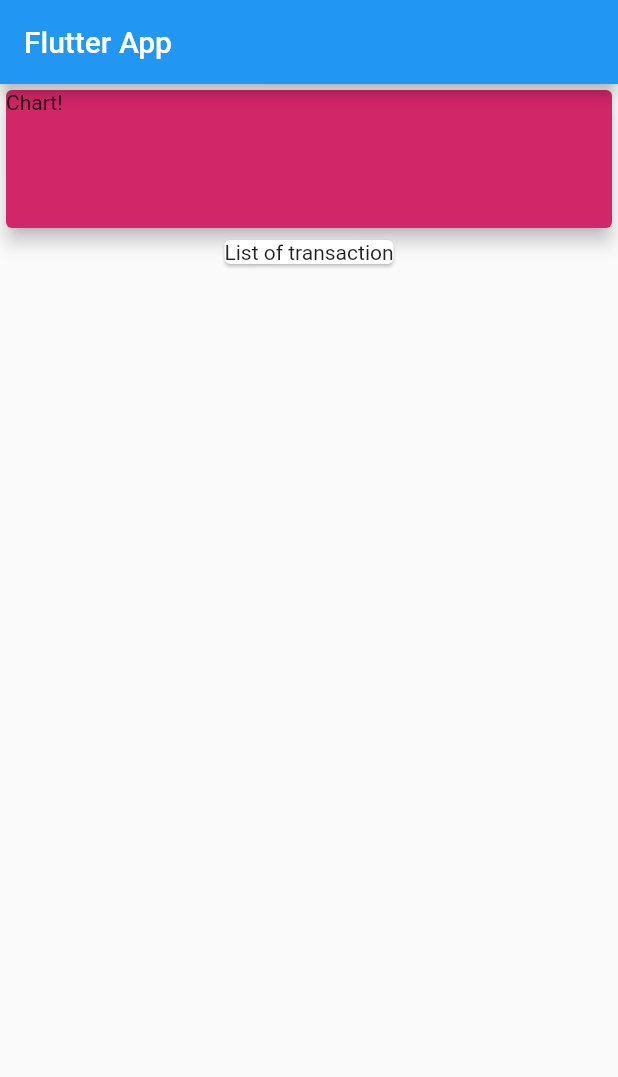
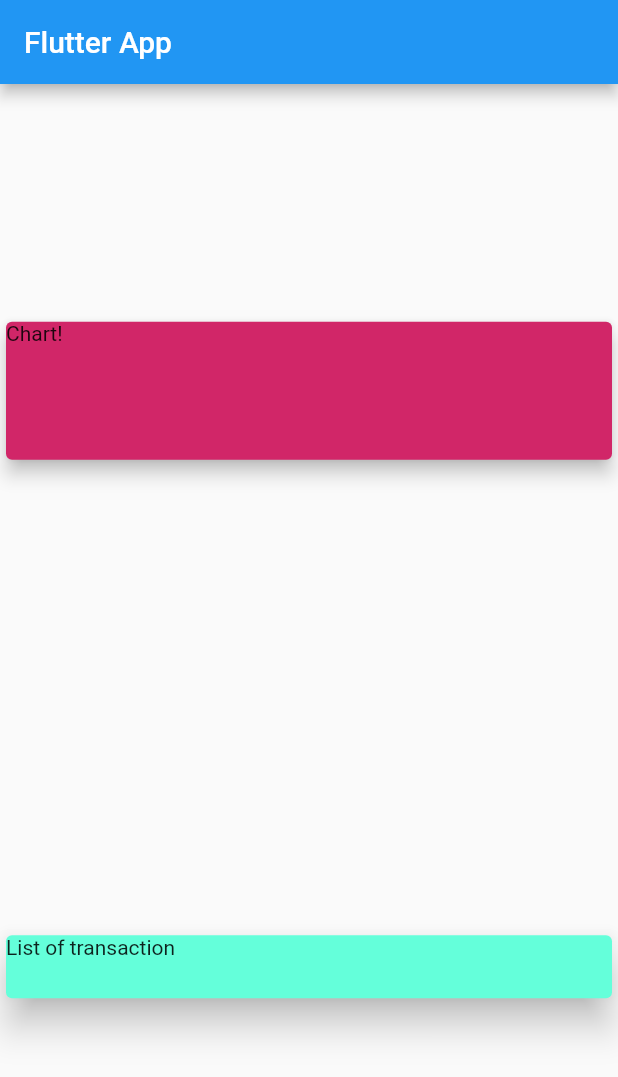
Before and after one commit to fayeyoussou/flutter_learn, a Flutter app: the screen it shows after launch, on a phone screen of 412 x 824 dp. Shown: the top 1077 px of the screen. Run offline on Flutter 3.47's test engine with Material 2 defaults, Android fonts, the phone set to English and light mode, and no system bars.

Commit message:
04_Widget/03_alignment

```diff
--- a/expense_app/lib/main.dart
+++ b/expense_app/lib/main.dart
@@ -19,7 +19,10 @@
       appBar: AppBar(
         title: Text('Flutter App'),
       ),
-      body: Column(children: [
+      body: Column(
+        mainAxisAlignment: MainAxisAlignment.spaceAround,
+        crossAxisAlignment: CrossAxisAlignment.stretch,
+        children: [
         Container(
           width: double.infinity,
           height: 100,
@@ -31,8 +34,14 @@
 
           ),
         ),
-        Card(
-          child: Text('List of transaction'),
+        Container(
+
+          height: 50,
+          child: Card(
+            color: Colors.tealAccent,
+            child: Text('List of transaction'),
+            elevation: 10,
+          ),
         )
       ],)
     );
```
